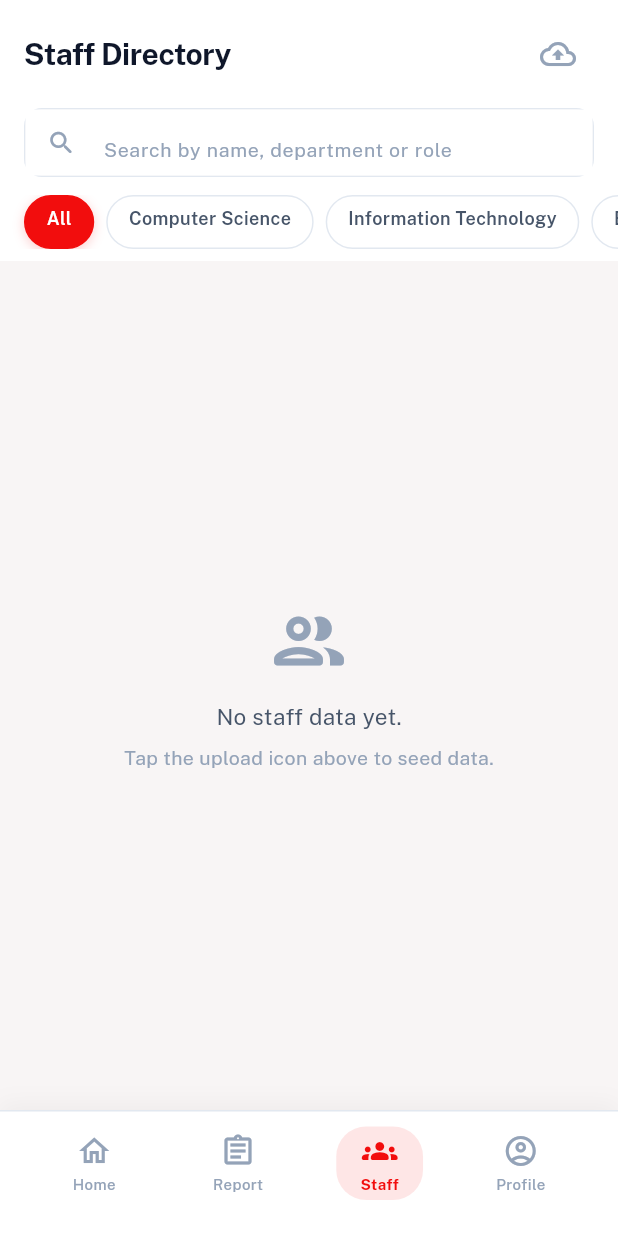
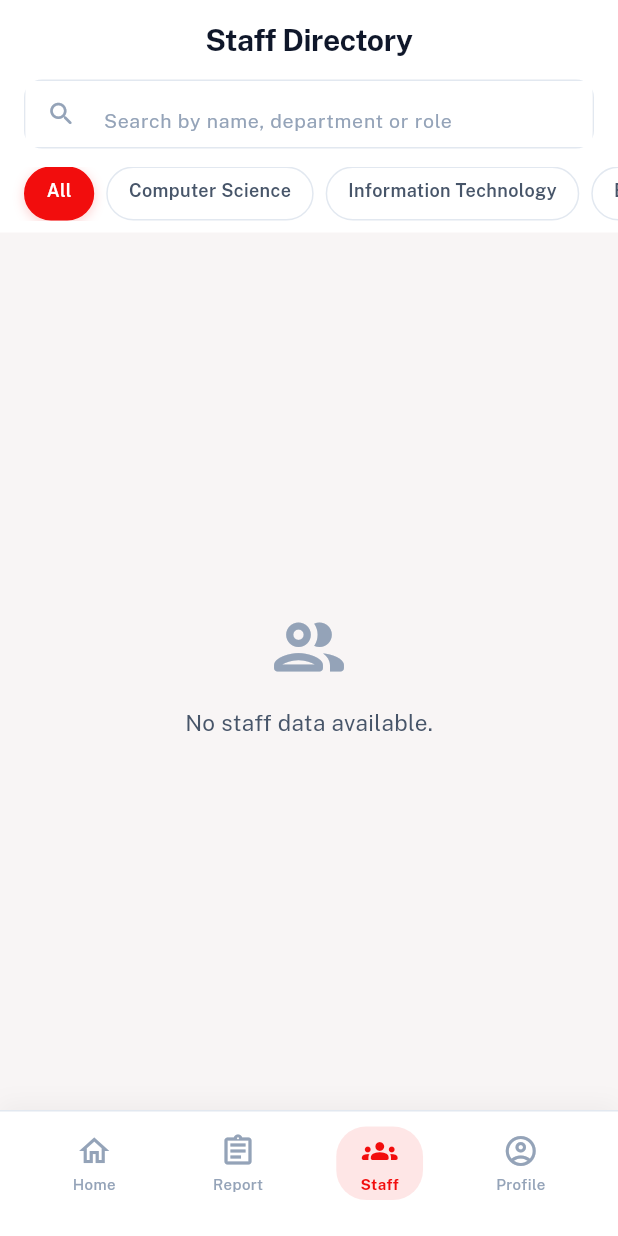
Before and after one commit to Shriya-25/Quickreach, a Flutter app: the StaffScreen screen opened by its route, on a phone screen of 412 x 824 dp. Run offline on Flutter 3.47's test engine with Material 3 defaults, Android fonts, the phone set to English and light mode, and no system bars; our stand-ins replace cloud_firestore, firebase_auth, firebase_core, go_router, google_fonts; accounts and stored records are empty; generated files the repository leaves out were written again.

Commit message:
fix(staff): remove seed upload button - staff data managed by admin in Firebase Console

```diff
--- a/lib/features/staff/screens/staff_screen.dart
+++ b/lib/features/staff/screens/staff_screen.dart
@@ -2,7 +2,6 @@ import 'package:flutter/material.dart';
 import 'package:url_launcher/url_launcher.dart';
 import '../../../core/theme/app_colors.dart';
 import '../../../core/services/firestore_service.dart';
-import '../../../core/utils/seed_staff.dart';
 import '../../../models/staff_model.dart';
 import '../widgets/staff_list_item.dart';
 import '../widgets/department_filter_chips.dart';
@@ -20,7 +19,6 @@ class _StaffScreenState extends State<StaffScreen> {
 
   String _searchQuery = '';
   String _selectedFilter = 'All';
-  bool _isSeeding = false;
 
   // Fixed filter order as specified
   static const List<String> _filters = [
@@ -74,32 +72,6 @@ class _StaffScreenState extends State<StaffScreen> {
     return list;
   }
 
-  Future<void> _seedData() async {
-    setState(() => _isSeeding = true);
-    try {
-      await seedStaff();
-      if (mounted) {
-        ScaffoldMessenger.of(context).showSnackBar(
-          const SnackBar(
-            content: Text('Staff data seeded successfully!'),
-            backgroundColor: AppColors.success,
-          ),
-        );
-      }
-    } catch (e) {
-      if (mounted) {
-        ScaffoldMessenger.of(context).showSnackBar(
-          SnackBar(
-            content: Text('Seed failed: $e'),
-            backgroundColor: AppColors.error,
-          ),
-        );
-      }
-    } finally {
-      if (mounted) setState(() => _isSeeding = false);
-    }
-  }
-
   Future<void> _callStaff(String phone) async {
     final uri = Uri(scheme: 'tel', path: phone.replaceAll(' ', ''));
     if (await canLaunchUrl(uri)) {
@@ -135,10 +107,7 @@ class _StaffScreenState extends State<StaffScreen> {
                 children: [
                   Padding(
                     padding: const EdgeInsets.fromLTRB(16, 12, 16, 12),
-                    child: Row(
-                      children: [
-                        const Expanded(
-                          child: Text(
+                    child: const Text(
                       'Staff Directory',
                       style: TextStyle(
                         fontSize: 20,
@@ -146,24 +115,6 @@ class _StaffScreenState extends State<StaffScreen> {
                         letterSpacing: -0.3,
                         color: AppColors.textPrimary,
                       ),
-                          ),
-                        ),
-                        // Seed button — tap to populate Firestore
-                        if (_isSeeding)
-                          const SizedBox(
-                            width: 20,
-                            height: 20,
-                            child: CircularProgressIndicator(
-                                strokeWidth: 2, color: AppColors.primary),
-                          )
-                        else
-                          IconButton(
-                            icon: const Icon(Icons.cloud_upload_outlined,
-                                color: AppColors.textHint),
-                            tooltip: 'Seed staff data',
-                            onPressed: _seedData,
-                          ),
-                      ],
                     ),
                   ),
 
@@ -239,23 +190,17 @@ class _StaffScreenState extends State<StaffScreen> {
                 final all = snapshot.data ?? [];
 
                 if (all.isEmpty) {
-                  return Center(
+                  return const Center(
                     child: Column(
                       mainAxisAlignment: MainAxisAlignment.center,
                       children: [
-                        const Icon(Icons.people_outline_rounded,
+                        Icon(Icons.people_outline_rounded,
                             size: 56, color: AppColors.textHint),
-                        const SizedBox(height: 12),
-                        const Text(
-                          'No staff data yet.',
+                        SizedBox(height: 12),
+                        Text(
+                          'No staff data available.',
                           style: TextStyle(
                               color: AppColors.textSecondary, fontSize: 15),
-                        ),
-                        const SizedBox(height: 8),
-                        const Text(
-                          'Tap the upload icon above to seed data.',
-                          style: TextStyle(
-                              color: AppColors.textHint, fontSize: 13),
                         ),
                       ],
                     ),
```
Lines whose indentation alone changed are shown as unchanged.
